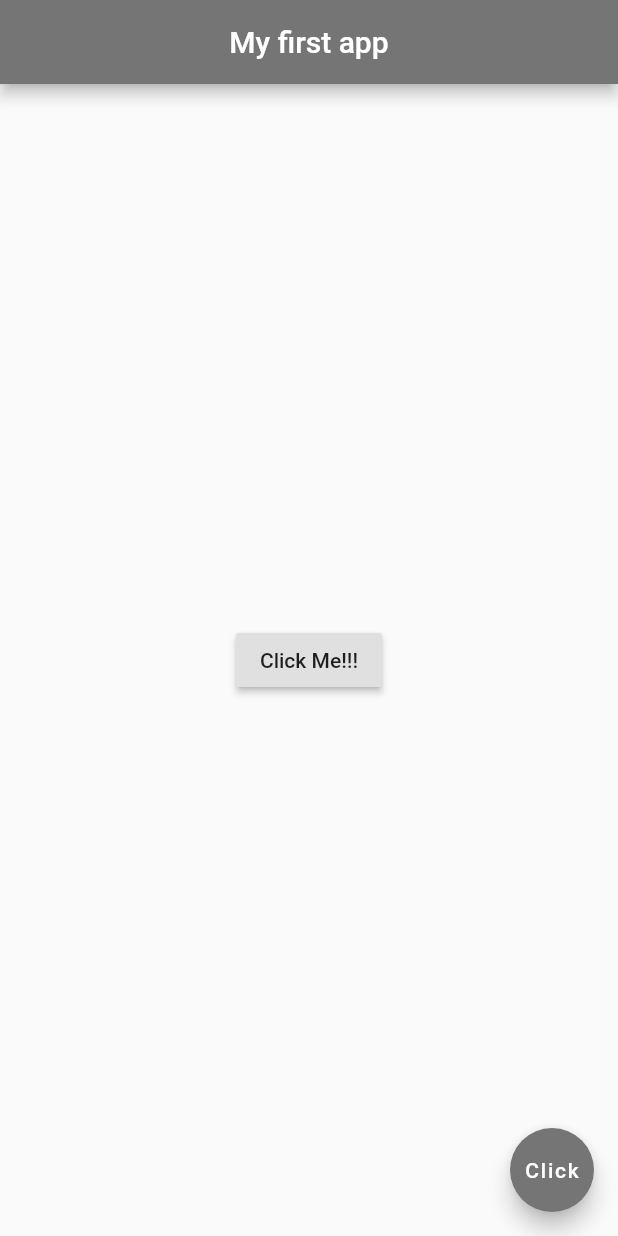
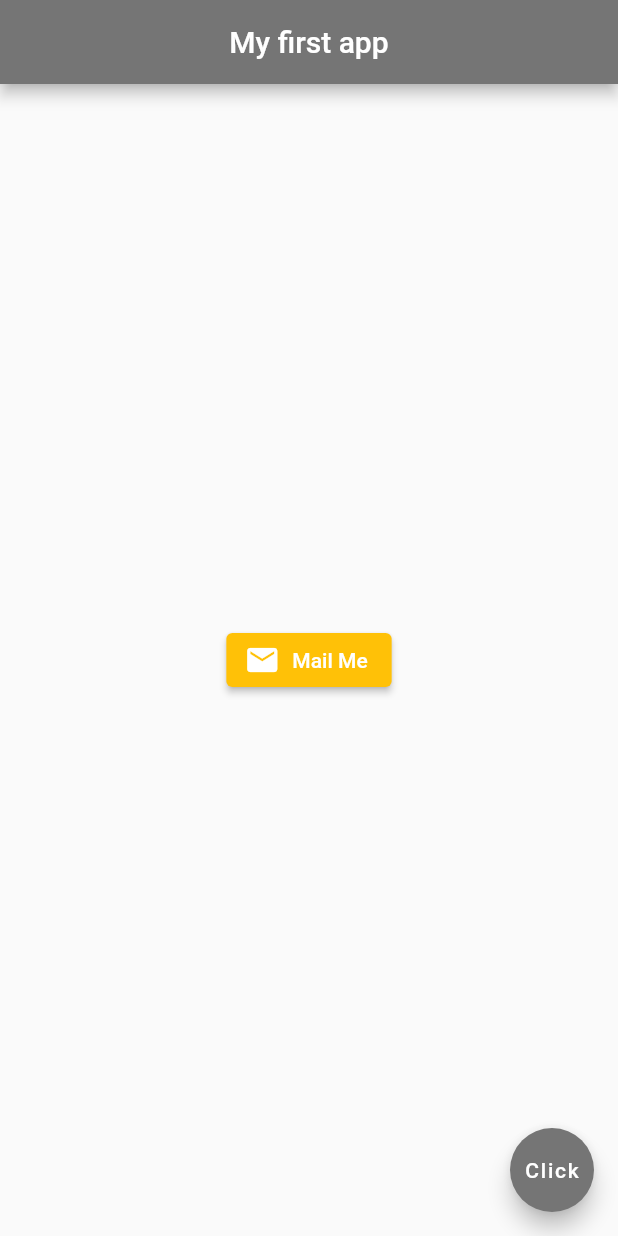
Before and after one commit to Sweta-Das/Flutter-1stApp, a Flutter app: the screen it shows after launch, on a phone screen of 412 x 824 dp. Run offline on Flutter 3.47's test engine with Material 2 defaults, Android fonts, the phone set to English and light mode, and no system bars.

Commit message:
Elevated Button with Icon

```diff
--- a/lib/main.dart
+++ b/lib/main.dart
@@ -18,12 +18,13 @@ class Home extends StatelessWidget {
       ),
 
       body: Center(
-        child: RaisedButton(
+        child: ElevatedButton.icon(
           onPressed: () {},
-          child: Text('Click Me!!!'),
+          icon: Icon(Icons.mail),
+          label: Text('Mail Me'),
+          style: ElevatedButton.styleFrom(primary: Colors.amber),
         ),
       ),
-
 
       floatingActionButton: FloatingActionButton(
         onPressed: () {},
```
